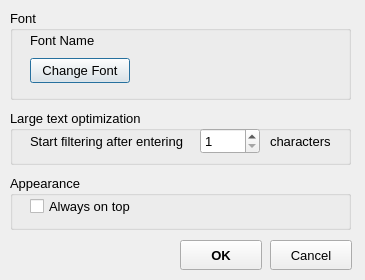
Old version of the form settingswindow.ui in the repository hesting15/TextFilter.
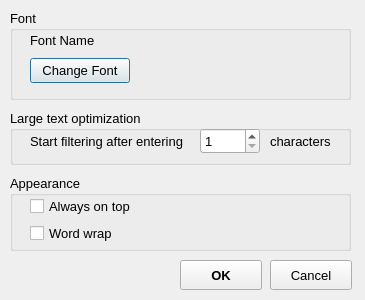
New version of the form.

Commit message: Added WordWrap mode

Diff of the .ui file:
```diff
--- a/settingswindow.ui
+++ b/settingswindow.ui
@@ -10,19 +10,19 @@
     <x>0</x>
     <y>0</y>
     <width>365</width>
-    <height>280</height>
+    <height>300</height>
    </rect>
   </property>
   <property name="minimumSize">
    <size>
     <width>365</width>
-    <height>280</height>
+    <height>300</height>
    </size>
   </property>
   <property name="maximumSize">
    <size>
     <width>365</width>
-    <height>280</height>
+    <height>300</height>
    </size>
   </property>
   <property name="windowTitle">
@@ -162,7 +162,7 @@
      <x>10</x>
      <y>175</y>
      <width>341</width>
-     <height>55</height>
+     <height>76</height>
     </rect>
    </property>
    <property name="font">
@@ -186,12 +186,25 @@
      <string>Always on top</string>
     </property>
    </widget>
+   <widget class="QCheckBox" name="checkBoxWordWrap">
+    <property name="geometry">
+     <rect>
+      <x>20</x>
+      <y>50</y>
+      <width>121</width>
+      <height>16</height>
+     </rect>
+    </property>
+    <property name="text">
+     <string>Word wrap</string>
+    </property>
+   </widget>
   </widget>
   <widget class="QPushButton" name="pushButtonCancel">
    <property name="geometry">
     <rect>
      <x>270</x>
-     <y>240</y>
+     <y>260</y>
      <width>82</width>
      <height>30</height>
     </rect>
@@ -209,7 +222,7 @@
    <property name="geometry">
     <rect>
      <x>180</x>
-     <y>240</y>
+     <y>260</y>
      <width>82</width>
      <height>30</height>
     </rect>
```
The commit also changes 8 other files.
